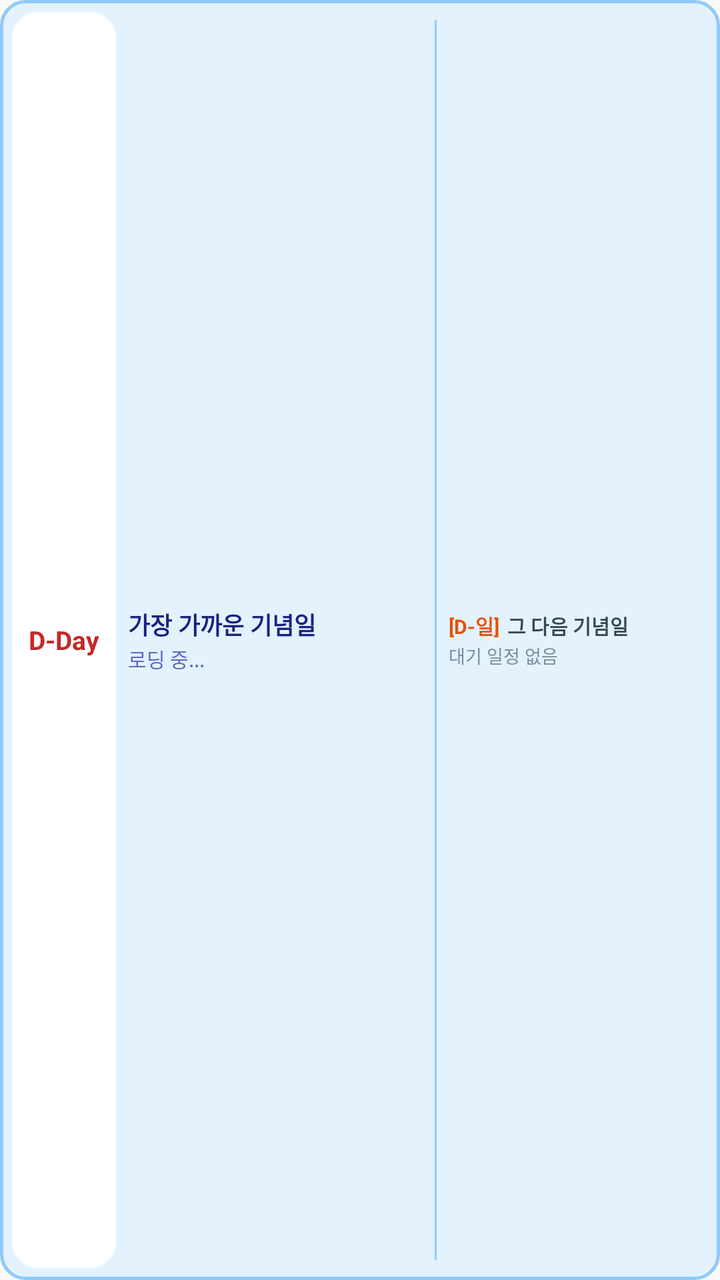
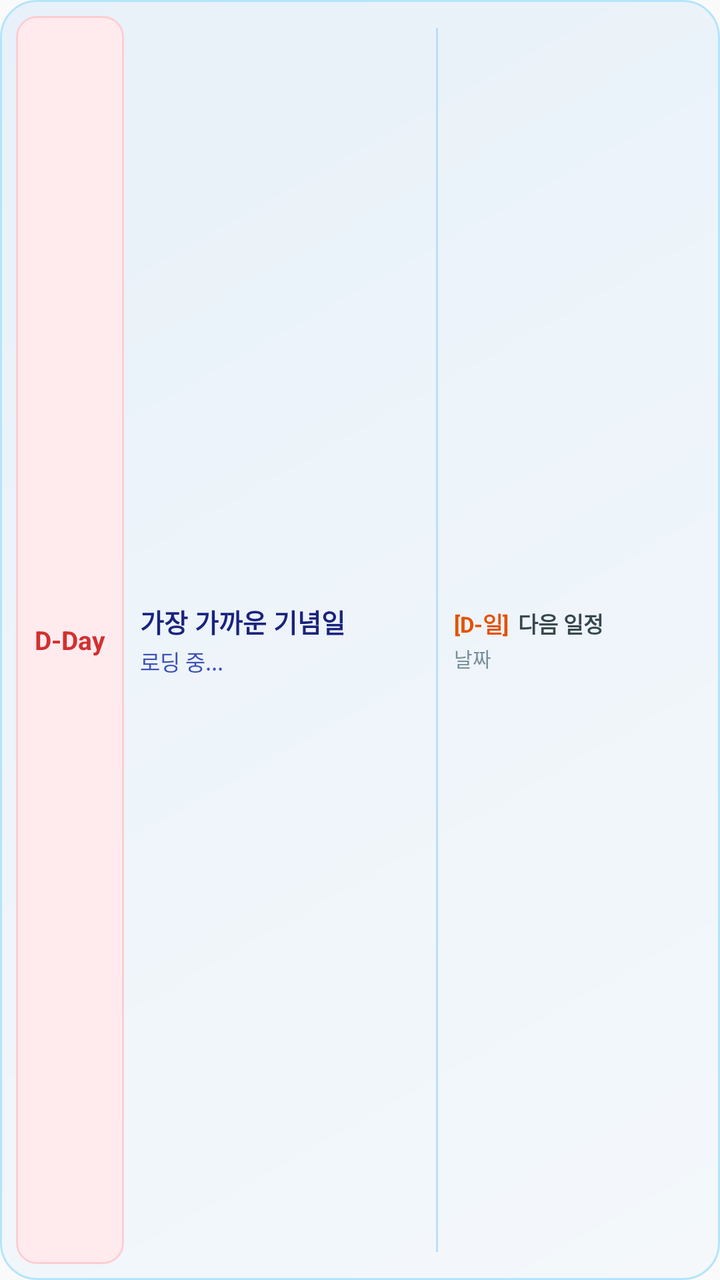

The first picture is an Android layout as it rendered before a commit; the second is the same layout after the commit. The layout source and the unified diff follow.
<!-- AndroidManifest.xml: application theme Theme.MyHeritage -->
<!-- res/layout/anniversary_widget_4x1.xml -->
<?xml version="1.0" encoding="utf-8"?>
<LinearLayout xmlns:android="http://schemas.android.com/apk/res/android"
    android:layout_width="match_parent"
    android:layout_height="match_parent"
    android:background="@drawable/anniversary_widget_background"
    android:orientation="horizontal"
    android:gravity="center_vertical"
    android:padding="6dp">

    
    <LinearLayout
        android:layout_width="0dp"
        android:layout_height="match_parent"
        android:layout_weight="1.6"
        android:orientation="horizontal"
        android:gravity="center_vertical">

        
        <LinearLayout
            android:layout_width="52dp"
            android:layout_height="match_parent"
            android:background="@drawable/anniversary_widget_background"
            android:backgroundTint="#FFFFFF"
            android:gravity="center"
            android:orientation="vertical"
            android:layout_marginEnd="6dp">

            <TextView
                android:id="@+id/widget_dday"
                android:layout_width="wrap_content"
                android:layout_height="wrap_content"
                android:text="D-Day"
                android:textColor="#C62828"
                android:textStyle="bold"
                android:textSize="13sp" />
        </LinearLayout>

        
        <LinearLayout
            android:layout_width="0dp"
            android:layout_height="wrap_content"
            android:layout_weight="1"
            android:orientation="vertical">

            <TextView
                android:id="@+id/widget_title"
                android:layout_width="wrap_content"
                android:layout_height="wrap_content"
                android:text="가장 가까운 기념일"
                android:textColor="#1A237E"
                android:textStyle="bold"
                android:textSize="12sp"
                android:singleLine="true"
                android:ellipsize="end" />

            <TextView
                android:id="@+id/widget_date"
                android:layout_width="wrap_content"
                android:layout_height="wrap_content"
                android:text="로딩 중..."
                android:textColor="#5C6BC0"
                android:textSize="10sp"
                android:layout_marginTop="1dp"
                android:singleLine="true"
                android:ellipsize="end" />
        </LinearLayout>
    </LinearLayout>

    
    <View
        android:layout_width="1dp"
        android:layout_height="match_parent"
        android:background="#90CAF9"
        android:layout_marginTop="4dp"
        android:layout_marginBottom="4dp"
        android:layout_marginStart="4dp"
        android:layout_marginEnd="6dp" />

    
    <LinearLayout
        android:layout_width="0dp"
        android:layout_height="wrap_content"
        android:layout_weight="1.0"
        android:orientation="vertical"
        android:gravity="start">

        <LinearLayout
            android:layout_width="match_parent"
            android:layout_height="wrap_content"
            android:orientation="horizontal"
            android:gravity="center_vertical">

            <TextView
                android:id="@+id/widget_next_dday"
                android:layout_width="wrap_content"
                android:layout_height="wrap_content"
                android:text="[D-일]"
                android:textColor="#E65100"
                android:textStyle="bold"
                android:textSize="10sp"
                android:layout_marginEnd="4dp" />

            <TextView
                android:id="@+id/widget_next_title"
                android:layout_width="0dp"
                android:layout_height="wrap_content"
                android:layout_weight="1"
                android:text="그 다음 기념일"
                android:textColor="#37474F"
                android:textStyle="bold"
                android:textSize="10sp"
                android:singleLine="true"
                android:ellipsize="end" />
        </LinearLayout>

        <TextView
            android:id="@+id/widget_next_date"
            android:layout_width="wrap_content"
            android:layout_height="wrap_content"
            android:text="대기 일정 없음"
            android:textColor="#78909C"
            android:textSize="9sp"
            android:layout_marginTop="1dp"
            android:singleLine="true"
            android:ellipsize="end" />
    </LinearLayout>

</LinearLayout>
<!-- resources referenced by this layout -->
<resources>
  <!-- drawable anniversary_widget_background (drawable) -->
  <?xml version="1.0" encoding="utf-8"?>
  <shape xmlns:android="http://schemas.android.com/apk/res/android"
      android:shape="rectangle">
      
      <solid android:color="#E3F2FD" />
      <corners android:radius="12dp" />
      <stroke
          android:width="1.5dp"
          android:color="#90CAF9" />
  </shape>
  <style name="Theme.MyHeritage" parent="android:Theme.Material.Light.NoActionBar" />
</resources>

<!-- the commit's change to res/layout/anniversary_widget_4x1.xml (unified diff, before → after) -->
@@ -5,32 +5,32 @@
     android:background="@drawable/anniversary_widget_background"
     android:orientation="horizontal"
     android:gravity="center_vertical"
-    android:padding="6dp">
+    android:padding="8dp">
 
     
     <LinearLayout
         android:layout_width="0dp"
         android:layout_height="match_parent"
-        android:layout_weight="1.6"
+        android:layout_weight="1.65"
         android:orientation="horizontal"
         android:gravity="center_vertical">
 
         
         <LinearLayout
-            android:layout_width="52dp"
+            android:layout_width="54dp"
             android:layout_height="match_parent"
-            android:background="@drawable/anniversary_widget_background"
-            android:backgroundTint="#FFFFFF"
+            android:background="@drawable/widget_dday_badge_bg"
             android:gravity="center"
             android:orientation="vertical"
-            android:layout_marginEnd="6dp">
+            android:padding="4dp"
+            android:layout_marginEnd="8dp">
 
             <TextView
                 android:id="@+id/widget_dday"
                 android:layout_width="wrap_content"
                 android:layout_height="wrap_content"
                 android:text="D-Day"
-                android:textColor="#C62828"
+                android:textColor="#D32F2F"
                 android:textStyle="bold"
                 android:textSize="13sp" />
         </LinearLayout>
@@ -49,7 +49,7 @@
                 android:text="가장 가까운 기념일"
                 android:textColor="#1A237E"
                 android:textStyle="bold"
-                android:textSize="12sp"
+                android:textSize="13sp"
                 android:singleLine="true"
                 android:ellipsize="end" />
 
@@ -58,9 +58,9 @@
                 android:layout_width="wrap_content"
                 android:layout_height="wrap_content"
                 android:text="로딩 중..."
-                android:textColor="#5C6BC0"
-                android:textSize="10sp"
-                android:layout_marginTop="1dp"
+                android:textColor="#3F51B5"
+                android:textSize="11sp"
+                android:layout_marginTop="2dp"
                 android:singleLine="true"
                 android:ellipsize="end" />
         </LinearLayout>
@@ -70,11 +70,11 @@
     <View
         android:layout_width="1dp"
         android:layout_height="match_parent"
-        android:background="#90CAF9"
-        android:layout_marginTop="4dp"
-        android:layout_marginBottom="4dp"
+        android:background="#BBDEFB"
+        android:layout_marginTop="6dp"
+        android:layout_marginBottom="6dp"
         android:layout_marginStart="4dp"
-        android:layout_marginEnd="6dp" />
+        android:layout_marginEnd="8dp" />
 
     
     <LinearLayout
@@ -82,7 +82,7 @@
         android:layout_height="wrap_content"
         android:layout_weight="1.0"
         android:orientation="vertical"
-        android:gravity="start">
+        android:gravity="center_vertical">
 
         <LinearLayout
             android:layout_width="match_parent"
@@ -97,18 +97,18 @@
                 android:text="[D-일]"
                 android:textColor="#E65100"
                 android:textStyle="bold"
-                android:textSize="10sp"
-                android:layout_marginEnd="4dp" />
+                android:textSize="11sp"
+                android:singleLine="true" />
 
             <TextView
                 android:id="@+id/widget_next_title"
-                android:layout_width="0dp"
+                android:layout_width="wrap_content"
                 android:layout_height="wrap_content"
-                android:layout_weight="1"
-                android:text="그 다음 기념일"
+                android:text=" 다음 일정"
                 android:textColor="#37474F"
                 android:textStyle="bold"
-                android:textSize="10sp"
+                android:textSize="11sp"
+                android:layout_marginStart="2dp"
                 android:singleLine="true"
                 android:ellipsize="end" />
         </LinearLayout>
@@ -117,12 +117,11 @@
             android:id="@+id/widget_next_date"
             android:layout_width="wrap_content"
             android:layout_height="wrap_content"
-            android:text="대기 일정 없음"
+            android:text="날짜"
             android:textColor="#78909C"
-            android:textSize="9sp"
-            android:layout_marginTop="1dp"
+            android:textSize="10sp"
+            android:layout_marginTop="2dp"
             android:singleLine="true"
             android:ellipsize="end" />
     </LinearLayout>
-
 </LinearLayout>
<!-- resource entries referenced after the edit -->
@@ -4,12 +4,24 @@
   <?xml version="1.0" encoding="utf-8"?>
   <shape xmlns:android="http://schemas.android.com/apk/res/android"
       android:shape="rectangle">
-      
-      <solid android:color="#E3F2FD" />
-      <corners android:radius="12dp" />
+      <gradient
+          android:startColor="#F4F8FB"
+          android:endColor="#E8F1F9"
+          android:angle="135" />
+      <corners android:radius="18dp" />
       <stroke
-          android:width="1.5dp"
-          android:color="#90CAF9" />
+          android:width="1dp"
+          android:color="#B3E5FC" />
+  </shape>
+  <!-- drawable widget_dday_badge_bg (drawable) -->
+  <?xml version="1.0" encoding="utf-8"?>
+  <shape xmlns:android="http://schemas.android.com/apk/res/android"
+      android:shape="rectangle">
+      <solid android:color="#FFEBEE" />
+      <corners android:radius="10dp" />
+      <stroke
+          android:width="1dp"
+          android:color="#FFCDD2" />
   </shape>
   <style name="Theme.MyHeritage" parent="android:Theme.Material.Light.NoActionBar" />
 </resources>
